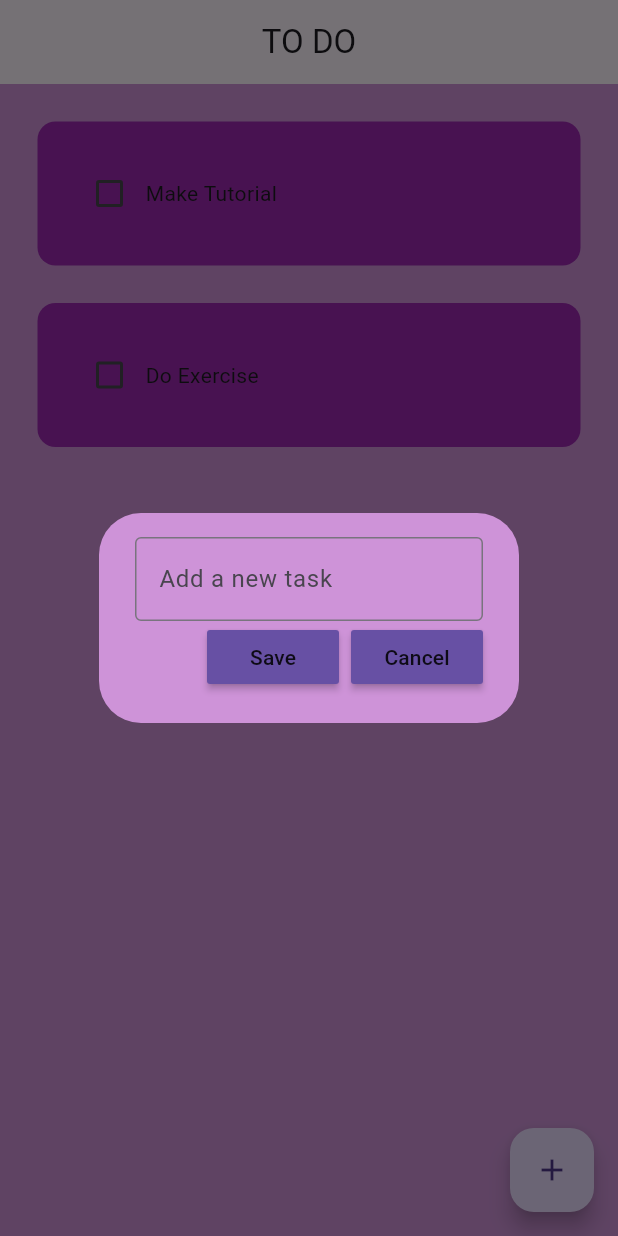
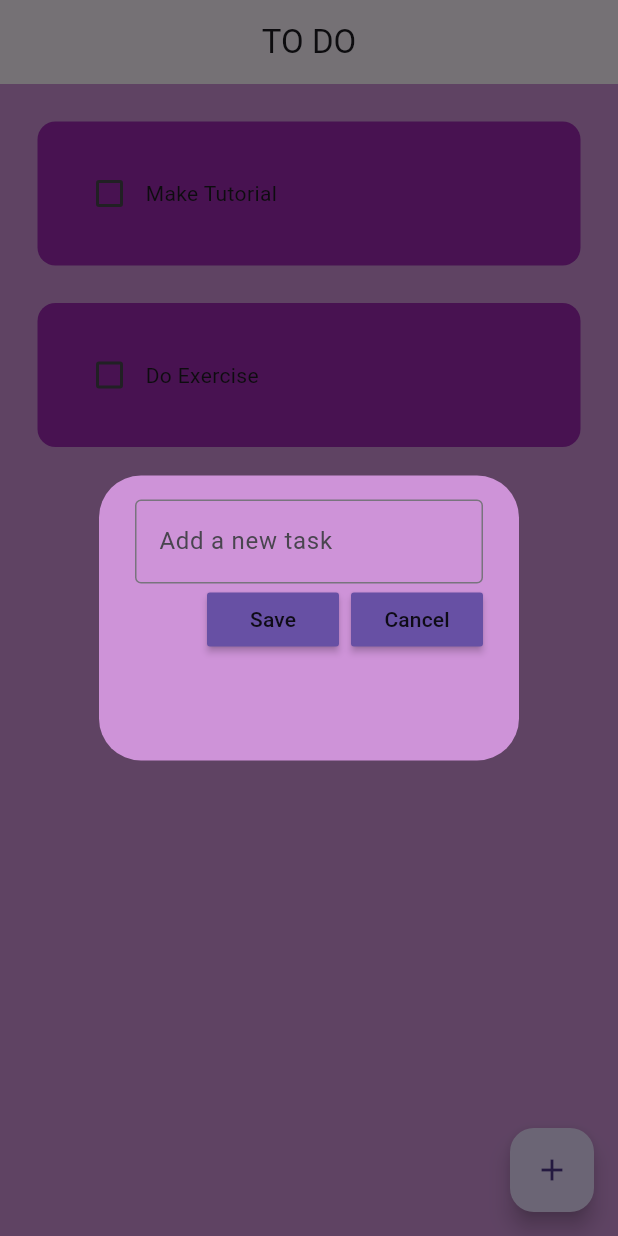
Before and after one commit to V3dang/TODO-App, a Flutter app: the screen it shows after launch, after a tap on the "add" icon, on a phone screen of 412 x 824 dp. Run offline on Flutter 3.47's test engine with Material 3 defaults, Android fonts, the phone set to English and light mode, and no system bars; drawn by our look-alikes of flutter_slidable; our stand-ins replace hive_flutter; accounts and stored records are empty.

```diff
--- a/lib/data/data.dart
+++ /dev/null
@@ -1,24 +0,0 @@
-import 'package:hive_flutter/hive_flutter.dart';
-
-class ToDoDataBase {
-  List tODO_LIST = [];
-
-  final _myBox = Hive.box('mybox');
-
-  void createInitialData() {
-    tODO_LIST = [
-      ["Make Tutorial", false],
-      ["Do Exercise", false],
-    ];
-  }
-
-  // load the data from database
-  void loadData() {
-    tODO_LIST = _myBox.get("TODOLIST");
-  }
-
-  // update the database
-  void updateDataBase() {
-    _myBox.put("TODOLIST", tODO_LIST);
-  }
-}
--- /dev/null
+++ b/lib/models/todo_model.dart
@@ -0,0 +1,5 @@
+class Todo {
+  String todoName;
+  bool completed;
+  Todo({required this.completed, required this.todoName});
+}
--- a/lib/pages/home_page.dart
+++ b/lib/pages/home_page.dart
@@ -1,9 +1,8 @@
-import'package:flutter/material.dart';
+import 'package:flutter/material.dart';
+import 'package:todo/models/todo_model.dart';
 import 'package:todo/util/todo_list.dart';
 import 'package:todo/util/New_Task.dart';
 import 'package:hive_flutter/hive_flutter.dart';
-import 'package:todo/data/data.dart';
-
 
 class Home extends StatefulWidget {
   const Home({super.key});
@@ -13,43 +12,39 @@ class Home extends StatefulWidget {
 }
 
 class _HomeState extends State<Home> {
-  final _myBox = Hive.box('myBox');
-  ToDoDataBase db = ToDoDataBase();
+  List<Todo> todoList = [
+    Todo(todoName: "Make Tutorial", completed: false),
+    Todo(todoName: "Do Exercise", completed: false),
+  ];
 
-  @override
-  void initState() {
-    if (_myBox.get("TODOLIST") == null) {
-      db.createInitialData();
-    } else {
-      db.loadData();
-    }
-    super.initState();
-    }
+  TextEditingController _todoNameController = TextEditingController();
 
-    final _controller = TextEditingController();
-
-  void checkBoxChanged(bool ? value, int index){
+  void checkBoxChanged(bool? value, int index) {
     setState(() {
-      db.tODO_LIST[index][1] = !db.tODO_LIST[index][1];
+      todoList[index].completed = !todoList[index].completed;
     });
-    db.updateDataBase();
   }
 
-  void saveNewTask(){
+  void saveNewTask() {
+    List<Todo> newTodoList = [
+      ...todoList,
+      Todo(completed: false, todoName: _todoNameController.text)
+    ];
     setState(() {
-      db.tODO_LIST.add([_controller.text, false]);
-      _controller.clear();
+      debugPrint("original name ${_todoNameController.text}");
+      todoList = newTodoList;
+      debugPrint("changed name ${_todoNameController.text}");
+      _todoNameController.clear();
     });
     Navigator.of(context).pop();
-    db.updateDataBase();
   }
 
-  void createNewTask(){
+  void createNewTask() {
     showDialog(
       context: context,
       builder: (context) {
         return New_Task(
-          controller: _controller,
+          controller: _todoNameController,
           onSave: saveNewTask,
           onCancel: () => Navigator.of(context).pop(),
         );
@@ -57,11 +52,10 @@ class _HomeState extends State<Home> {
     );
   }
 
-  void deleteTask(int index){
+  void deleteTask(int index) {
     setState(() {
-      db.tODO_LIST.removeAt(index);
+      todoList.removeAt(index);
     });
-    db.updateDataBase();
   }
 
   @override
@@ -78,16 +72,15 @@ class _HomeState extends State<Home> {
         child: Icon(Icons.add),
       ),
       body: ListView.builder(
-          itemCount: db.tODO_LIST.length,
-        itemBuilder: (context, index){
+          itemCount: todoList.length,
+          itemBuilder: (context, index) {
             return TODO_LIST(
-                taskName: db.tODO_LIST[index][0],
-                taskCompleted: db.tODO_LIST[index][1],
-                onChanged: (value) => checkBoxChanged(value, index),
-                deleteFunction: (context) => deleteTask(index),
+              taskName: todoList[index].todoName,
+              taskCompleted: todoList[index].completed,
+              onChanged: (value) => checkBoxChanged(value, index),
+              deleteFunction: (context) => deleteTask(index),
             );
-        }
-      ),
+          }),
     );
   }
 }
--- a/lib/util/New_Task.dart
+++ b/lib/util/New_Task.dart
@@ -1,15 +1,18 @@
 import 'package:flutter/material.dart';
 import 'package:todo/util/my_button.dart';
 
+// ignore: must_be_immutable, camel_case_types
 class New_Task extends StatelessWidget {
-  final controller;
+  TextEditingController controller;
   VoidCallback onSave;
+  // VoidCallback onChanged;
   VoidCallback onCancel;
 
   New_Task({
     super.key,
     required this.controller,
     required this.onSave,
+    // required this.onChanged,
     required this.onCancel,
   });
 
@@ -18,28 +21,24 @@ class New_Task extends StatelessWidget {
     return AlertDialog(
       backgroundColor: Colors.purple.shade200,
       content: Container(
-        height: 100,
-        child: Column(
-          children:[ TextField(
+        height: 150,
+        child: Column(children: [
+          TextField(
+            // onChanged: (String val),
+            controller: controller,
             decoration: InputDecoration(
               border: OutlineInputBorder(),
               hintText: "Add a new task",
             ),
           ),
-
           Row(
             mainAxisAlignment: MainAxisAlignment.end,
             children: [
-                MyButton(text: "Save",
-                    onPressed: onSave),
-
+              MyButton(text: "Save", onPressed: onSave),
               const SizedBox(width: 8),
-
-                MyButton(text: "Cancel",
-                    onPressed: onCancel),
+              MyButton(text: "Cancel", onPressed: onCancel),
             ],
           )
-
         ]),
       ),
     );
--- a/lib/util/my_button.dart
+++ b/lib/util/my_button.dart
@@ -1,5 +1,6 @@
 import 'package:flutter/material.dart';
 
+// ignore: must_be_immutable
 class MyButton extends StatelessWidget {
   final String text;
   VoidCallback onPressed;
@@ -11,10 +12,10 @@ class MyButton extends StatelessWidget {
 
   @override
   Widget build(BuildContext context) {
-    return MaterialButton(onPressed: onPressed,
+    return MaterialButton(
+      onPressed: onPressed,
       color: Theme.of(context).primaryColor,
       child: Text(text),
-
     );
   }
 }
```
Also changed, not shown: pubspec.lock, 1 other file. Lines whose indentation alone changed are shown as unchanged.
